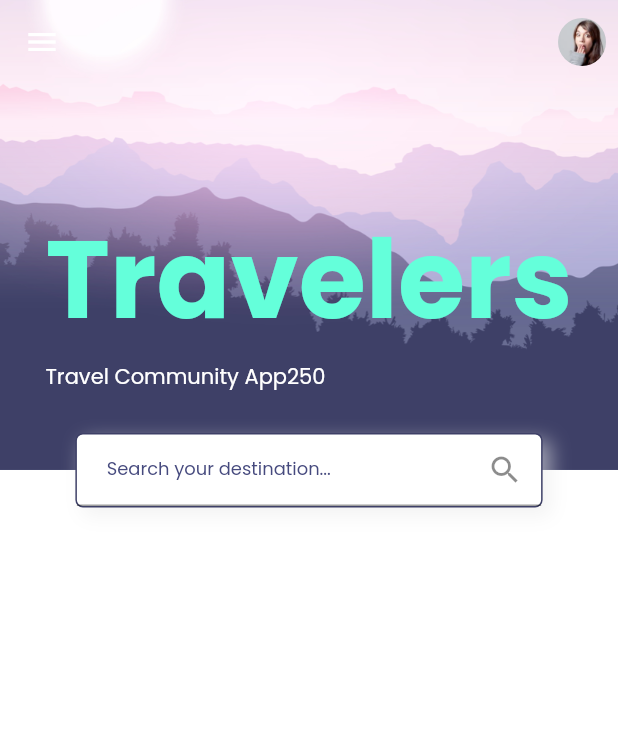
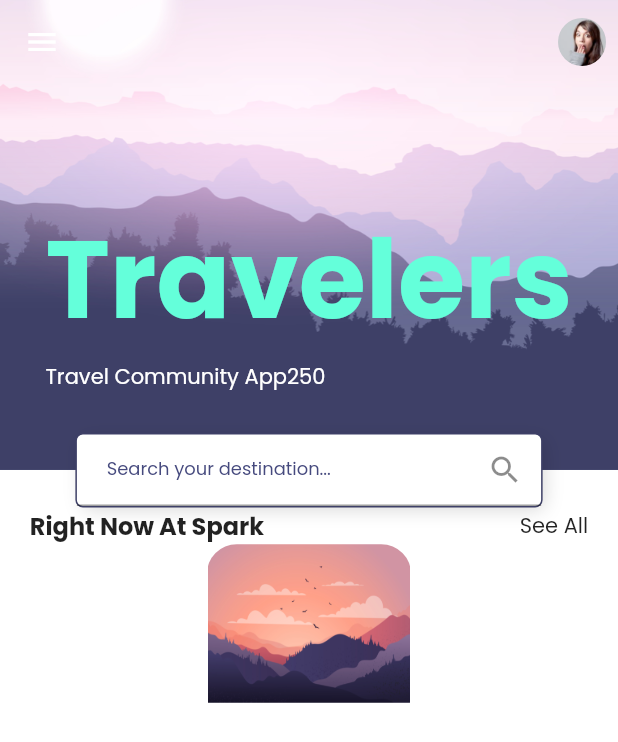
Before and after one commit to gun3486/Traveler, a Flutter app: the screen it shows after launch, on a phone screen of 412 x 824 dp. Shown: the top 742 px of the screen. Run offline on Flutter 3.47's test engine with Material 2 defaults, Android fonts, the phone set to English and light mode, and no system bars; our stand-ins replace file, google_fonts.

Commit message:
타이틀섹션만듬
타이틀섹션

```diff
--- /dev/null
+++ b/tarvel/lib/components/section_title.dart
@@ -0,0 +1,35 @@
+import 'package:flutter/material.dart';
+import '../constants.dart';
+import '../size_config.dart';
+
+
+class SectionTitle extends StatelessWidget {
+  const SectionTitle({
+    Key key,
+    @required this.title,
+    @required this.press,
+  }) : super(key: key);
+
+  final String title;
+  final GestureTapCallback press;
+
+  @override
+  Widget build(BuildContext context) {
+    return Padding(
+      padding: EdgeInsets.symmetric(
+        horizontal: getProportionateScreenWidth(kDefaultPadding)),
+      child: Row(
+        children: [
+          Text(
+            title,
+            style: TextStyle(fontSize: 16, fontWeight: FontWeight.bold),
+          ),
+          Spacer(),
+          GestureDetector(
+            onTap: press,
+            child: Text("See All")),
+        ],
+      ),
+    );
+  }
+}
--- a/tarvel/lib/screens/components/body.dart
+++ b/tarvel/lib/screens/components/body.dart
@@ -1,14 +1,47 @@
 import 'package:flutter/material.dart';
+import 'package:travel/components/section_title.dart';
+import 'package:travel/constants.dart';
+import 'package:travel/models/TravelSpot.dart';
 import 'package:travel/screens/components/search_field.dart';
+import 'package:travel/size_config.dart';
 import 'home_header.dart';
 
 class Body extends StatelessWidget {
   @override
   Widget build(BuildContext context) {
-    return Column(
-      children: [
-        HomeHeader(),
-      ],
+    return SingleChildScrollView(
+      clipBehavior: Clip.none,
+      child: Column(
+        children: [
+          HomeHeader(),
+          VerticalSpacing(),
+          SectionTitle(
+            title: "Right Now At Spark",
+            press: () {},
+          ),
+          SizedBox(
+            width: getProportionateScreenWidth(137),
+            child: Column(
+              children: [
+                AspectRatio(
+                  aspectRatio: 1.29,
+                  child: Container(
+                    decoration: BoxDecoration(
+                      borderRadius: BorderRadius.only(
+                        topLeft: Radius.circular(20),
+                        topRight: Radius.circular(20)
+                      ),
+                      image: DecorationImage(
+                        image: AssetImage(travelSpots[0].image)
+                      )
+                    ),
+                  ),
+                ),
+              ],
+            ),
+          )
+        ],
+      ),
     );
   }
 }
--- a/tarvel/lib/screens/components/search_field.dart
+++ b/tarvel/lib/screens/components/search_field.dart
@@ -19,7 +19,14 @@ class SearchField extends StatelessWidget {
         border: Border.all(
           color: Color(0xFF3E4067),
         ),
-        boxShadow: [kDefualtShadow],
+        boxShadow: [
+          BoxShadow(
+            offset: Offset(3, 3),
+            blurRadius: 10,
+            color: Colors.black.withOpacity(0.16),
+            spreadRadius: -2,
+          )
+        ],
       ),
       child: TextField(
         onChanged: (value) {},
```
